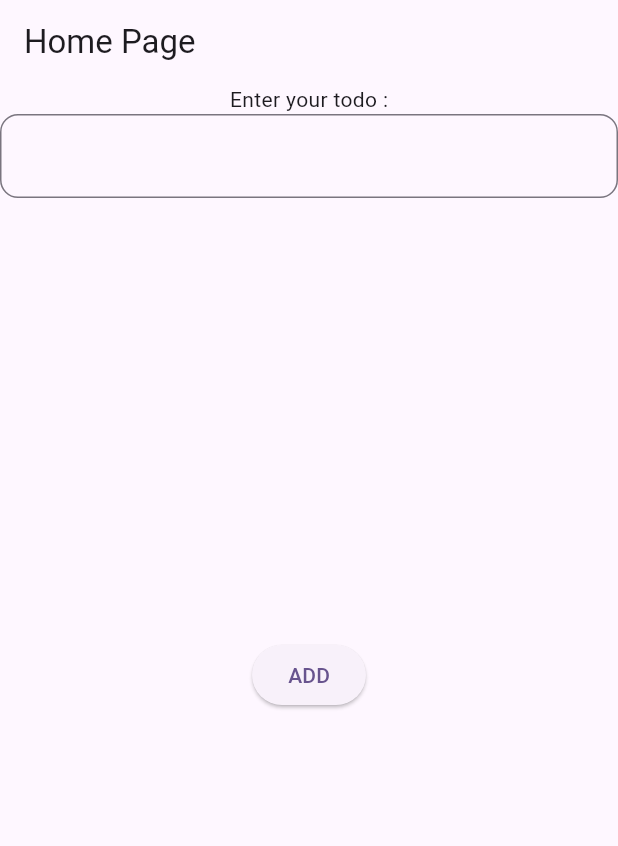
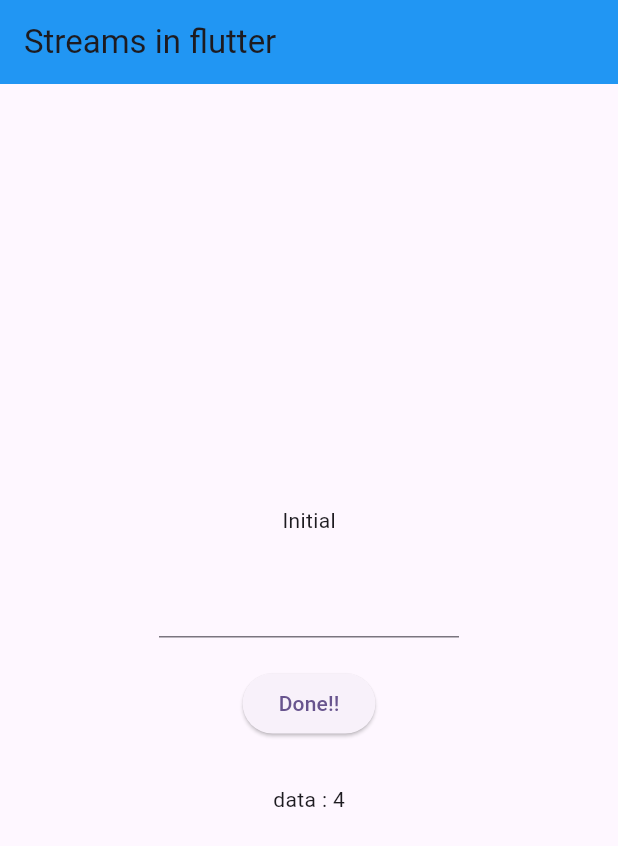
Before and after one commit to mannpadhiar/todo_bloc, a Flutter app: the screen it shows after launch, on a phone screen of 412 x 824 dp. Shown: the top 846 px of the screen. Run offline on Flutter 3.47's test engine with Material 3 defaults, Android fonts, the phone set to English and light mode, and no system bars; our stand-ins replace flutter_bloc.

Commit message:
made changes

```diff
--- a/lib/main.dart
+++ b/lib/main.dart
@@ -2,6 +2,7 @@ import 'package:flutter/material.dart';
 import 'package:flutter_bloc/flutter_bloc.dart';
 import 'package:todo_bloc/home_page.dart';
 import 'package:todo_bloc/modules/todo_modules.dart';
+import 'package:todo_bloc/temp.dart';
 import 'package:todo_bloc/todo_bloc.dart';
 
 void main() {
@@ -24,7 +25,8 @@ class MyApp extends StatelessWidget {
           theme: ThemeData(
             colorScheme: ColorScheme.fromSeed(seedColor: Colors.deepPurple),
           ),
-          home: HomePage(),
+          // home: HomePage(),
+          home: Temp(),
         ),
     );
   }
--- /dev/null
+++ b/lib/temp.dart
@@ -0,0 +1,66 @@
+import 'dart:async';
+
+import 'package:flutter/material.dart';
+
+class Temp extends StatefulWidget {
+  const Temp({super.key});
+
+  @override
+  State<Temp> createState() => _TempState();
+}
+
+class _TempState extends State<Temp> {
+
+  TextEditingController textEditingController = TextEditingController();
+  StreamController<String> streamController = StreamController<String>();
+
+  Stream<int> numberStream() async* {
+    for(int i=0;i<5;i++){
+      await Future.delayed(Duration(seconds: 1));
+      yield i;
+    }
+  }
+
+  @override
+  Widget build(BuildContext context) {
+    return Scaffold(
+      appBar: AppBar(title: Text('Streams in flutter'),backgroundColor: Colors.blue,),
+      body: Center(
+        child: Column(
+          mainAxisAlignment: MainAxisAlignment.center,
+          children: [
+            StreamBuilder<String>(
+              stream: streamController.stream,
+              builder: (context, snapshot) {
+                if(snapshot.hasData){
+                  return Text(snapshot.data.toString());
+                }else{
+                  return Text('Initial');
+                }
+              }
+            ),
+            const SizedBox(height: 20,),
+            SizedBox(width:200,child: TextField(controller: textEditingController,)),
+            const SizedBox(height: 20,),
+            ElevatedButton(onPressed: () {
+              streamController.add(textEditingController.text);
+            }, child: Text('Done!!')),
+
+            const SizedBox(height: 30,),
+            StreamBuilder(stream: numberStream(), builder: (context, snapshot) {
+              if(snapshot.connectionState == ConnectionState.waiting){
+                return CircularProgressIndicator();
+              }
+              else if(snapshot.hasData){
+                return Text('data : ${snapshot.data}');
+              }
+              else{
+                return Text('None');
+              }
+            },)
+          ],
+        ),
+      ),
+    );
+  }
+}
--- a/lib/todo_bloc.dart
+++ b/lib/todo_bloc.dart
@@ -18,8 +18,8 @@ import 'package:todo_bloc/modules/todo_modules.dart';
 // class CancelTodo extends TodoEvent{}
 //
 // class TodoBloc extends Bloc<TodoEvent,TodoState>{
-//   TodoBloc() : super(TodoState(todos: [])){
-//     on<AddTodo>((event, emit) {
+//   TodoBloc() : super((todos: [])){
+//     on<AddTodo>((event, emit)TodoState {
 //
 //     },);
 //   }
```
